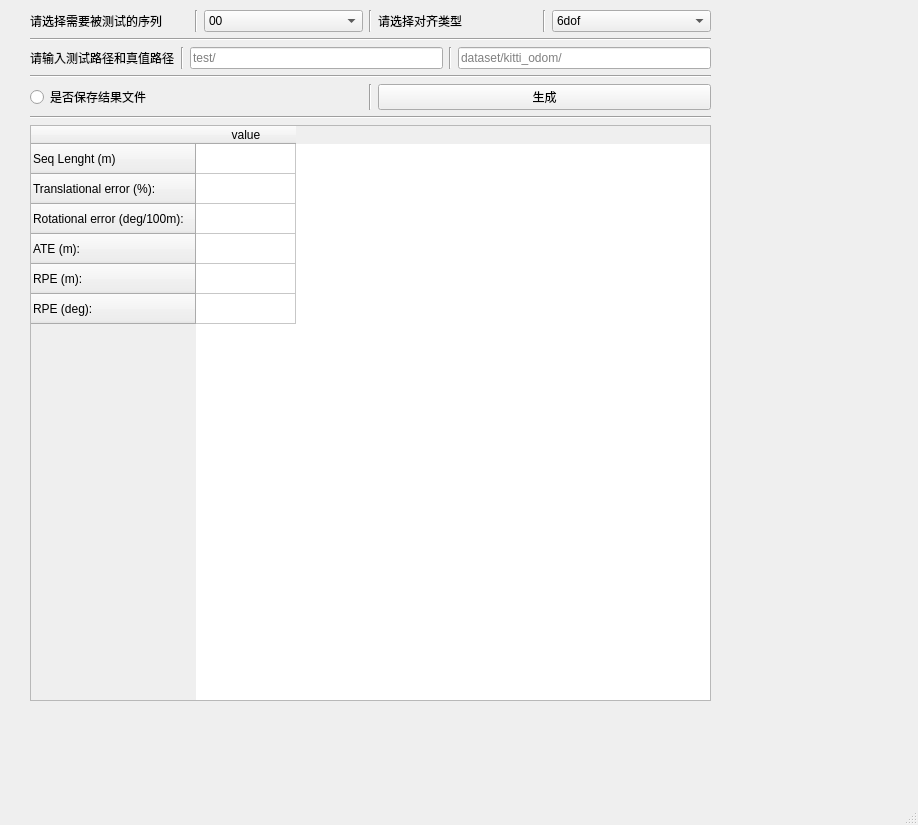
Old version of the form ui/ui.ui in the repository Astrophil-github/eval_odom_app.
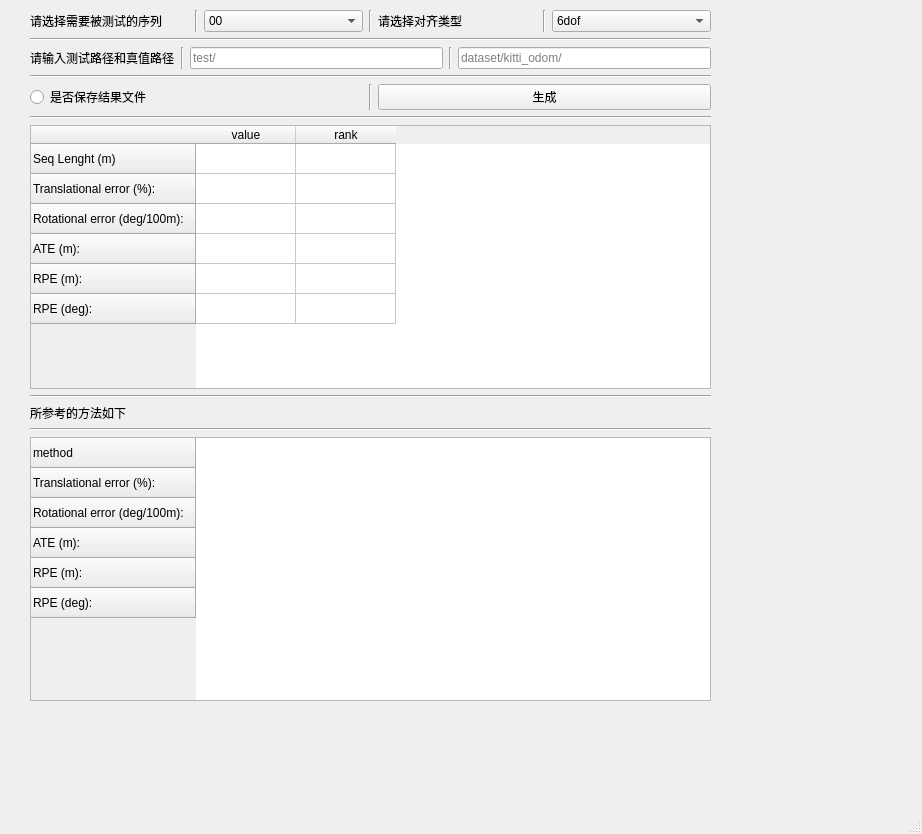
New version of the form.

Commit message: 适配appV1.0

```diff
--- a/ui/ui.ui
+++ b/ui/ui.ui
@@ -6,8 +6,8 @@
    <rect>
     <x>0</x>
     <y>0</y>
-    <width>918</width>
-    <height>825</height>
+    <width>922</width>
+    <height>834</height>
    </rect>
   </property>
   <property name="windowTitle">
@@ -248,7 +248,7 @@
        <item>
         <widget class="QTableWidget" name="tableWidget">
          <property name="columnCount">
-          <number>1</number>
+          <number>2</number>
          </property>
          <row>
           <property name="text">
@@ -285,6 +285,69 @@
            <string>value</string>
           </property>
          </column>
+         <column>
+          <property name="text">
+           <string>rank</string>
+          </property>
+         </column>
+        </widget>
+       </item>
+       <item>
+        <widget class="Line" name="line">
+         <property name="orientation">
+          <enum>Qt::Horizontal</enum>
+         </property>
+        </widget>
+       </item>
+       <item>
+        <widget class="QLabel" name="label_5">
+         <property name="text">
+          <string>所参考的方法如下</string>
+         </property>
+        </widget>
+       </item>
+       <item>
+        <widget class="Line" name="line_11">
+         <property name="orientation">
+          <enum>Qt::Horizontal</enum>
+         </property>
+        </widget>
+       </item>
+       <item>
+        <widget class="QTableWidget" name="tableWidget_otherdata">
+         <property name="columnCount">
+          <number>0</number>
+         </property>
+         <row>
+          <property name="text">
+           <string>method</string>
+          </property>
+         </row>
+         <row>
+          <property name="text">
+           <string>Translational error (%): </string>
+          </property>
+         </row>
+         <row>
+          <property name="text">
+           <string>Rotational error (deg/100m):</string>
+          </property>
+         </row>
+         <row>
+          <property name="text">
+           <string>ATE (m): </string>
+          </property>
+         </row>
+         <row>
+          <property name="text">
+           <string>RPE (m): </string>
+          </property>
+         </row>
+         <row>
+          <property name="text">
+           <string>RPE (deg): </string>
+          </property>
+         </row>
         </widget>
        </item>
       </layout>
```
The commit also changes 1 other file.
